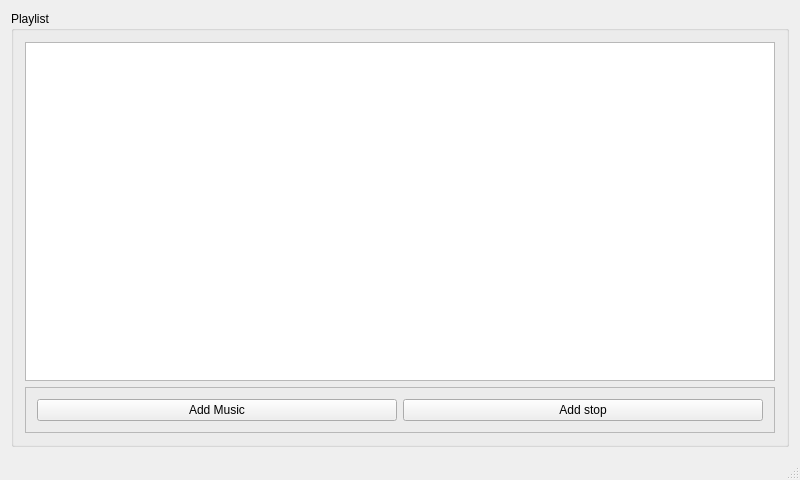
Old version of the form mainwindow.ui in the repository picaster/PiCasterQt.
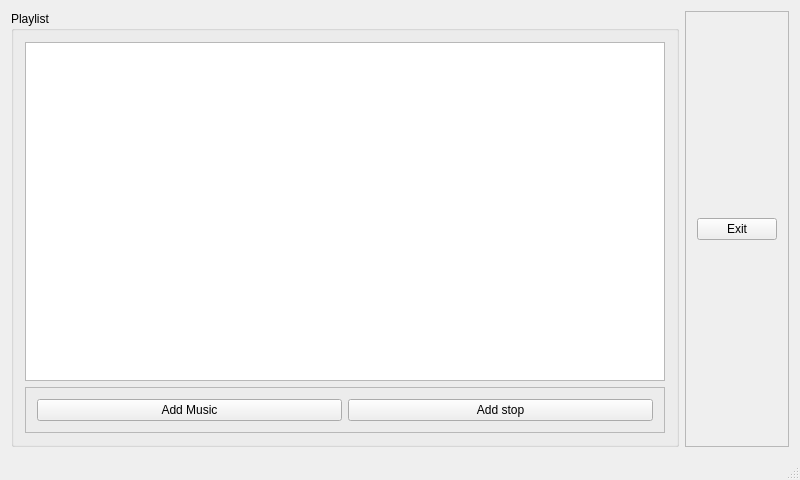
New version of the form.

The edit to the form file:
```diff
--- a/mainwindow.ui
+++ b/mainwindow.ui
@@ -69,6 +69,25 @@
       </layout>
      </widget>
     </item>
+    <item>
+     <widget class="QFrame" name="frame_2">
+      <property name="frameShape">
+       <enum>QFrame::StyledPanel</enum>
+      </property>
+      <property name="frameShadow">
+       <enum>QFrame::Raised</enum>
+      </property>
+      <layout class="QVBoxLayout" name="verticalLayout">
+       <item>
+        <widget class="QPushButton" name="exitButton">
+         <property name="text">
+          <string>Exit</string>
+         </property>
+        </widget>
+       </item>
+      </layout>
+     </widget>
+    </item>
    </layout>
   </widget>
   <widget class="QStatusBar" name="statusBar"/>
```
Left out of the diff: 5 changed lines with no effect on the pictures.
